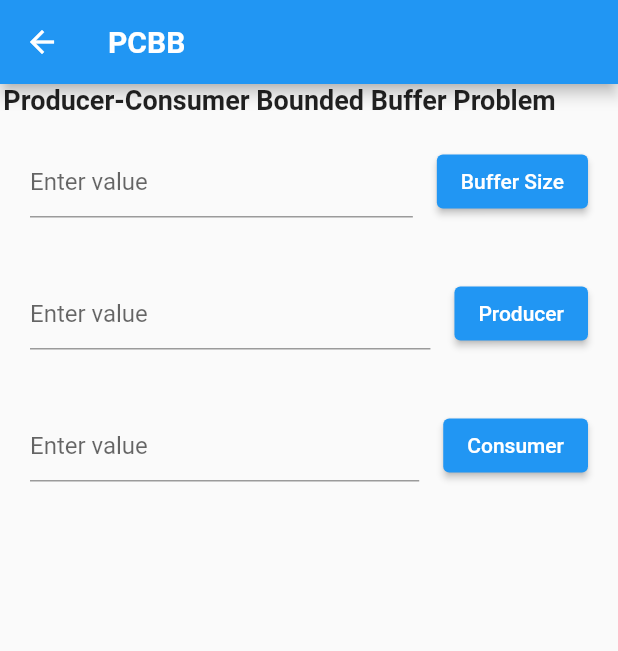
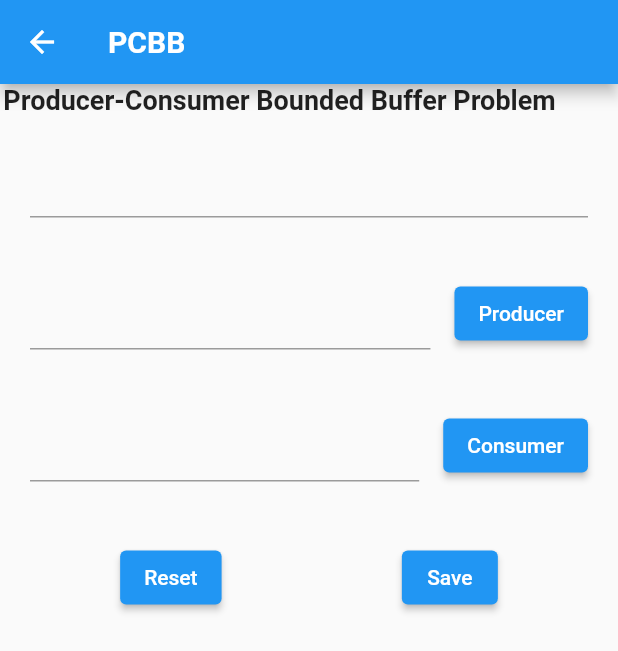
Before and after one commit to haard04/CPU_schedule, a Flutter app: the PCBB screen opened directly, after a tap on "Producer", on a phone screen of 412 x 824 dp. Shown: the top 651 px of the screen. Run offline on Flutter 3.47's test engine with Material 2 defaults, Android fonts, the light colour scheme and no system bars; our stand-ins replace font_awesome_flutter, sizer; missing offline and left inert: mongo_dart; Roboto replaces fonts that are missing (Pacifico).

Commit message:
reset button done

```diff
--- a/cpu/lib/bounderBuffer/PCBB.dart
+++ b/cpu/lib/bounderBuffer/PCBB.dart
@@ -18,7 +18,29 @@ class _PCBBState extends State<PCBB> {
   String _consumerweight='';
   ListQueue<int>Buffer=ListQueue();
 
-  void consumer(){
+  int counter=1;
+
+  void reset(){
+    setState(() {
+                    counter=1;
+    _buffersize='0';
+    _producerweight='0';
+    _consumerweight='0';
+    print(_buffersize);
+    print(_producerweight);
+    print(_consumerweight);
+    Buffer.clear();
+    print(Buffer);
+    Navigator.pushAndRemoveUntil(context, MaterialPageRoute(
+                              builder: (context) => PCBB()),
+                              (route) => route.isFirst,
+                              );
+
+                    });
+
+  }
+
+  void save(){
 
   }
 
@@ -59,18 +81,12 @@ class _PCBBState extends State<PCBB> {
                   },
                   keyboardType: TextInputType.numberWithOptions(),
                   decoration: InputDecoration(
-                hintText: 'Enter value',
+                hintText: _buffersize,
 
               ),
                 ),
               ),
-              SizedBox(width: 16.0),
-              ElevatedButton(onPressed: (){
-                setState(() {
 
-                  print(_buffersize);
-                  });
-              }, child: Text('Buffer Size'))
                 ],
               ),
             ),
@@ -88,7 +104,7 @@ class _PCBBState extends State<PCBB> {
                   },
                   keyboardType: TextInputType.numberWithOptions(),
                   decoration: InputDecoration(
-                hintText: 'Enter value',
+                hintText: _producerweight,
               ),
                 ),
               ),
@@ -98,23 +114,24 @@ class _PCBBState extends State<PCBB> {
                   for(int i=0;i<int.parse(_producerweight);i++)
                   try{
                     if(Buffer.length<int.parse(_buffersize)){
-                    Buffer.add(i);}
+                    Buffer.add(counter);counter++;}
                     else {
                      // print("FULL");
                       showDialog(
                         context: context,
                         builder: (BuildContext context) {
                         return AlertDialog(
-                        content: Text('Buffer is FUll!!'),
+                        content: Text('Buffer is FULL!!'),
                          actions: [
 
                            ElevatedButton(onPressed: (){
-                             Navigator.of(context).pop;
+                             Navigator.of(context).pop();
                            },
                            child: Text('Ok'),
                            )
                         ]
                          );});
+                         break;
                                 }
                   }
                   catch(e){
@@ -141,7 +158,7 @@ class _PCBBState extends State<PCBB> {
                   },
                   keyboardType: TextInputType.numberWithOptions(),
                   decoration: InputDecoration(
-                hintText: 'Enter value',
+                hintText: _consumerweight,
               ),
                 ),
               ),
@@ -171,6 +188,7 @@ class _PCBBState extends State<PCBB> {
                            )
                         ]
                          );});
+                         break;
                                 }
                   } catch (e) {
                     print(e.toString());
@@ -182,8 +200,18 @@ class _PCBBState extends State<PCBB> {
                 ],
               ),
             ),
+            Padding(padding: const EdgeInsets.all(20.0),
+              child: Row(
+                mainAxisAlignment: MainAxisAlignment.spaceAround,
+                children: [
+                  ElevatedButton(onPressed: reset, child: Text('Reset')),
+                  ElevatedButton(onPressed: (){}, child: Text('Save')),
+                ],
+              ),
 
-                for(int i=0;i<Buffer.length;i++) Wid(id: i+1,i: i,)
+            ),
+
+                for(int i=0;i<Buffer.length;i++) Wid(id: Buffer.elementAt(i),i: i,)
 
           ],
         ),
```
